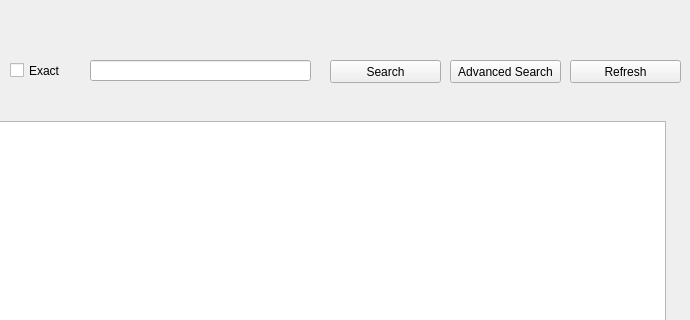
Old version of the form Code/search_class/search.ui in the repository SDSMT-CSC464-F15/dancesoft; both pictures show x 110 to 800 and y 0 to 320 of the 800 by 629 pixel window.
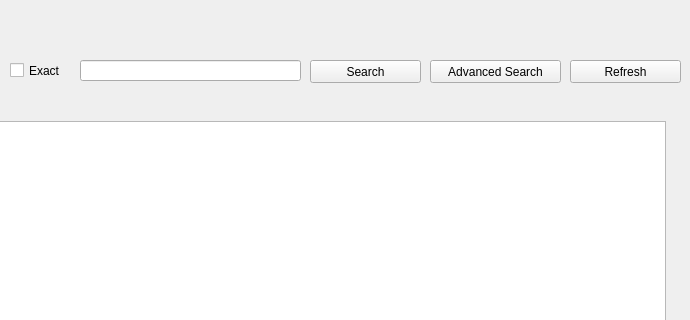
New version of the form.

Commit message: Mac label fixs

What changed in the file:
```diff
--- a/Code/search_class/search.ui
+++ b/Code/search_class/search.ui
@@ -30,7 +30,7 @@
    <widget class="QLineEdit" name="Search_lineEdit">
     <property name="geometry">
      <rect>
-      <x>200</x>
+      <x>190</x>
       <y>60</y>
       <width>221</width>
       <height>21</height>
@@ -40,7 +40,7 @@
    <widget class="QPushButton" name="Search_btn">
     <property name="geometry">
      <rect>
-      <x>440</x>
+      <x>420</x>
       <y>60</y>
       <width>111</width>
       <height>23</height>
@@ -53,9 +53,9 @@
    <widget class="QPushButton" name="Adv_search_btn">
     <property name="geometry">
      <rect>
-      <x>560</x>
+      <x>540</x>
       <y>60</y>
-      <width>111</width>
+      <width>131</width>
       <height>23</height>
      </rect>
     </property>
```
The commit also changes 7 other files.
